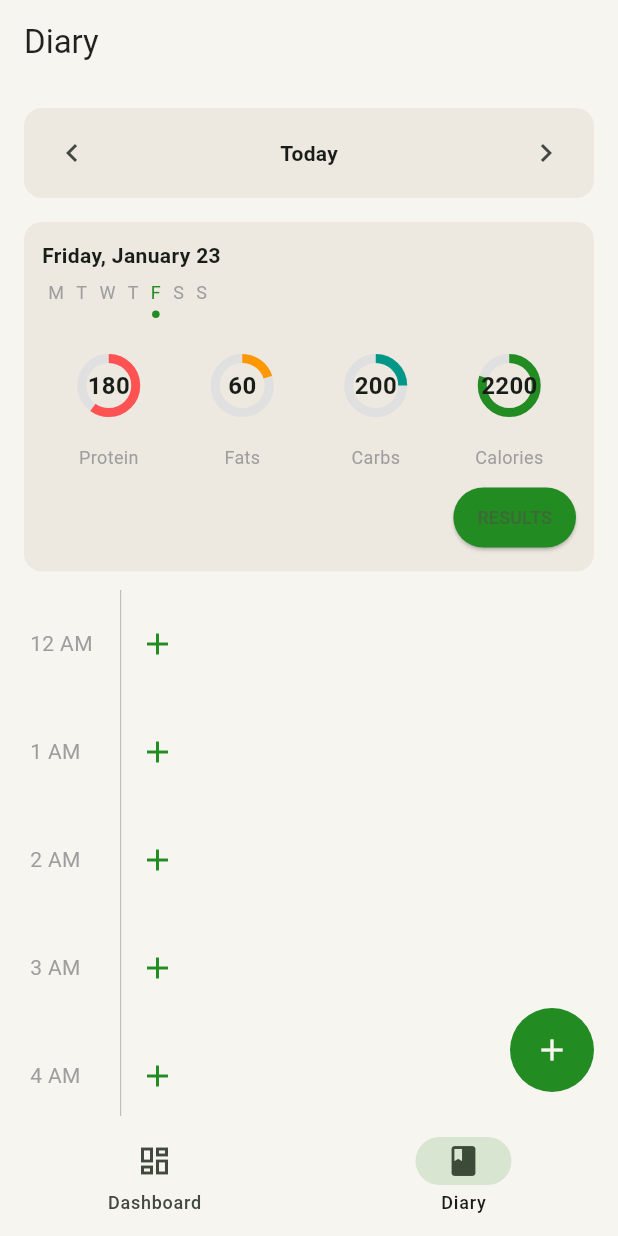
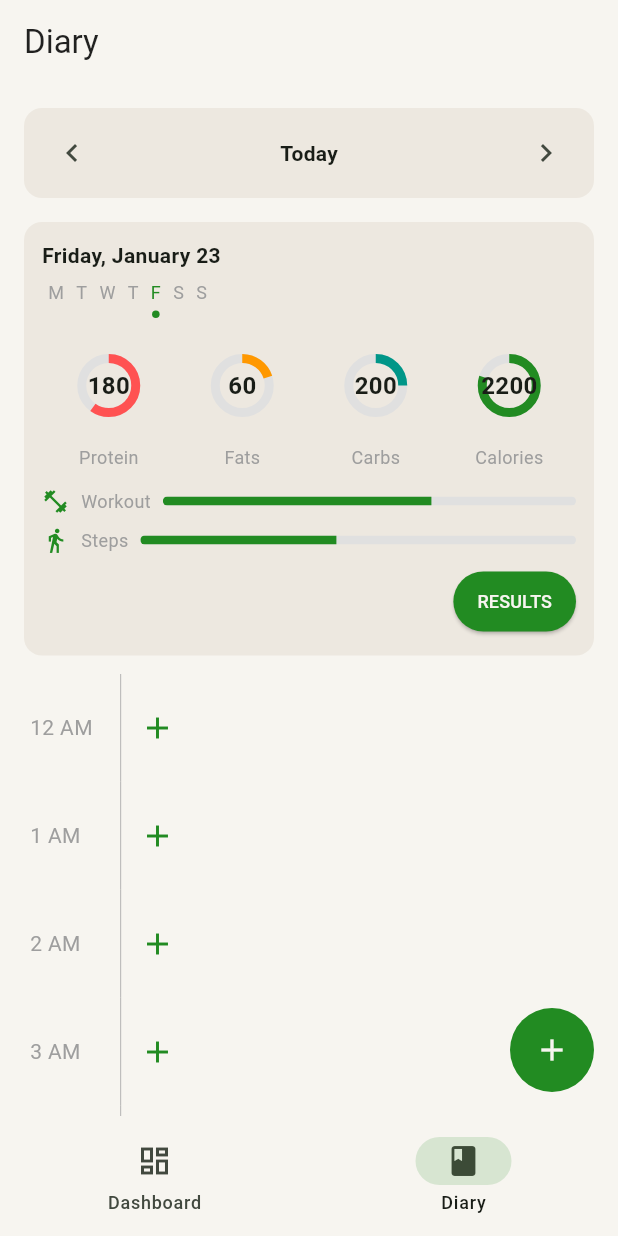
Before and after one commit to ramirezemmanuel411-ship-it/Metadash, a Flutter app: the screen it shows after launch, swiped to page 2, on a phone screen of 412 x 824 dp. Run offline on Flutter 3.47's test engine with Material 3 defaults, Android fonts, the phone set to English and light mode, and no system bars.

Commit message:
feat(diary): add workout and steps progress bars, update results button text color

```diff
--- a/lib/features/diary/diary_screen.dart
+++ b/lib/features/diary/diary_screen.dart
@@ -103,6 +103,15 @@ class _DiaryScreenState extends State<DiaryScreen> {
                       _Ring(value: 0.8, label: 'Calories', number: 2200, color: Palette.forestGreen),
                     ],
                   ),
+                  const SizedBox(height: 12),
+                  // Workout and Steps progress bars
+                  Column(
+                    children: [
+                      _ProgressBar(label: 'Workout', value: 0.65, icon: Icons.fitness_center),
+                      const SizedBox(height: 8),
+                      _ProgressBar(label: 'Steps', value: 0.45, icon: Icons.directions_walk),
+                    ],
+                  ),
                   const SizedBox(height: 8),
                   Align(
                     alignment: Alignment.centerRight,
@@ -112,7 +121,7 @@ class _DiaryScreenState extends State<DiaryScreen> {
                         backgroundColor: Palette.forestGreen,
                         padding: const EdgeInsets.symmetric(horizontal: 16, vertical: 8),
                       ),
-                      child: const Text('RESULTS', style: TextStyle(fontSize: 12)),
+                      child: const Text('RESULTS', style: TextStyle(fontSize: 12, color: Palette.warmNeutral)),
                     ),
                   ),
                 ],
@@ -428,6 +437,37 @@ String _monthName(int m) {
   return names[m - 1];
 }
 
+class _ProgressBar extends StatelessWidget {
+  final String label;
+  final double value; // 0..1
+  final IconData icon;
+
+  const _ProgressBar({required this.label, required this.value, required this.icon});
+
+  @override
+  Widget build(BuildContext context) {
+    return Row(
+      children: [
+        Icon(icon, color: Palette.forestGreen, size: 18),
+        const SizedBox(width: 8),
+        Text(label, style: const TextStyle(fontSize: 12, color: Colors.grey)),
+        const SizedBox(width: 8),
+        Expanded(
+          child: ClipRRect(
+            borderRadius: BorderRadius.circular(4),
+            child: LinearProgressIndicator(
+              value: value,
+              minHeight: 6,
+              backgroundColor: Colors.grey.shade300,
+              valueColor: const AlwaysStoppedAnimation<Color>(Palette.forestGreen),
+            ),
+          ),
+        ),
+      ],
+    );
+  }
+}
+
 class _RadialFab extends StatefulWidget {
   const _RadialFab();
 
```
